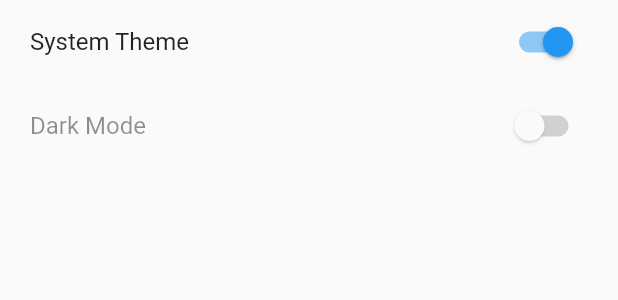
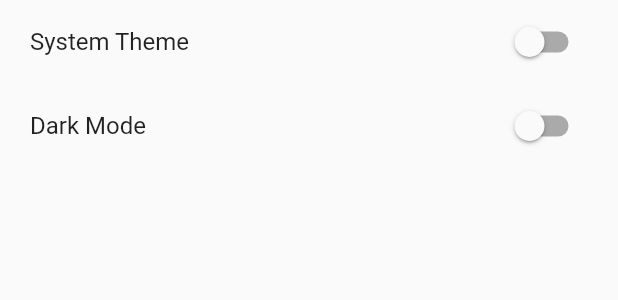
Before and after one commit to joshisijan/my_share_nepal, a Flutter app: the SettingTab widget shown alone on an empty page, opened directly, on a phone screen of 412 x 824 dp. Shown: the top 300 px of the screen. Run offline on Flutter 3.47's test engine with Material 2 defaults, Android fonts, the phone set to English and light mode, and no system bars; our stand-ins replace bloc, flutter_bloc, shared_preferences; accounts and stored records are empty.

Commit message:
theme system made
added system theme button and dark mode button in setting using cubit

```diff
--- /dev/null
+++ b/lib/cubit/theme_cubit.dart
@@ -0,0 +1,20 @@
+import 'package:bloc/bloc.dart';
+import 'package:shared_preferences/shared_preferences.dart';
+
+class ThemeCubit extends Cubit<int> {
+  ThemeCubit() : super(0) {
+    checkTheme();
+  }
+
+  checkTheme() async {
+    SharedPreferences sharedPreferences = await SharedPreferences.getInstance();
+    int themeIndex = sharedPreferences.getInt('themeIndex') ?? 0;
+    emit(themeIndex);
+  }
+
+  changeTheme(int themeIndex) async {
+    emit(themeIndex);
+    SharedPreferences sharedPreferences = await SharedPreferences.getInstance();
+    sharedPreferences.setInt('themeIndex', themeIndex);
+  }
+}
--- /dev/null
+++ b/lib/theme/theme.dart
@@ -0,0 +1,19 @@
+import 'package:flutter/material.dart';
+import 'package:my_share_nepal/theme/color.dart';
+
+ThemeData kLightTheme = ThemeData.light().copyWith(
+  primaryColor: kPrimaryColor,
+  primaryColorDark: kPrimaryDarkColor,
+  primaryColorLight: kPrimaryLightColor,
+  accentColor: kSecondaryColor,
+  colorScheme: ColorScheme.light().copyWith(
+    primary: kPrimaryColor,
+    primaryVariant: kPrimaryDarkColor,
+    onPrimary: kPrimaryTextColor,
+    secondary: kSecondaryColor,
+    secondaryVariant: kSecondaryDarkColor,
+    onSecondary: kSecondaryTextColor,
+  ),
+);
+
+ThemeData kDarkTheme = ThemeData.dark();
--- a/lib/widget/setting_tab.dart
+++ b/lib/widget/setting_tab.dart
@@ -1,9 +1,18 @@
 import 'package:flutter/material.dart';
 import 'package:my_share_nepal/constants.dart';
+import 'package:flutter_bloc/flutter_bloc.dart';
+import 'package:my_share_nepal/cubit/theme_cubit.dart';
 
-class SettingTab extends StatelessWidget {
+class SettingTab extends StatefulWidget {
+  @override
+  _SettingTabState createState() => _SettingTabState();
+}
+
+class _SettingTabState extends State<SettingTab> {
   @override
   Widget build(BuildContext context) {
+    bool isSystemTheme = context.watch<ThemeCubit>().state == 2;
+    bool isDarkTheme = context.watch<ThemeCubit>().state == 1;
     return Container(
       child: ListView(
         children: [
@@ -12,21 +21,33 @@ class SettingTab extends StatelessWidget {
                 EdgeInsets.symmetric(horizontal: kDefaultHorizontalPadding),
             title: Text('System Theme'),
             trailing: Switch(
-              value: true,
-              onChanged: (value) {},
+              value: isSystemTheme,
+              onChanged: (value) {
+                if (isSystemTheme) {
+                  context.read<ThemeCubit>().changeTheme(0);
+                } else {
+                  context.read<ThemeCubit>().changeTheme(2);
+                }
+              },
             ),
           ),
           AbsorbPointer(
-            absorbing: true,
+            absorbing: isSystemTheme,
             child: Opacity(
-              opacity: 0.5,
+              opacity: isSystemTheme ? 0.5 : 1.0,
               child: ListTile(
                 contentPadding:
                     EdgeInsets.symmetric(horizontal: kDefaultHorizontalPadding),
                 title: Text('Dark Mode'),
                 trailing: Switch(
-                  value: false,
-                  onChanged: (value) {},
+                  value: isDarkTheme,
+                  onChanged: (value) {
+                    if (isDarkTheme) {
+                      context.read<ThemeCubit>().changeTheme(0);
+                    } else {
+                      context.read<ThemeCubit>().changeTheme(1);
+                    }
+                  },
                 ),
               ),
             ),
--- a/pubspec.yaml
+++ b/pubspec.yaml
@@ -28,6 +28,9 @@ dependencies:
   # The following adds the Cupertino Icons font to your application.
   # Use with the CupertinoIcons class for iOS style icons.
   cupertino_icons: ^1.0.2
+
+  flutter_bloc: ^7.0.1
+  shared_preferences: ^2.0.6
 
 dev_dependencies:
   flutter_test:
```
Also changed, not shown: lib/main.dart (+26 -5 lines), lib/theme/color.dart (added, +10 -0 lines), pubspec.lock.
